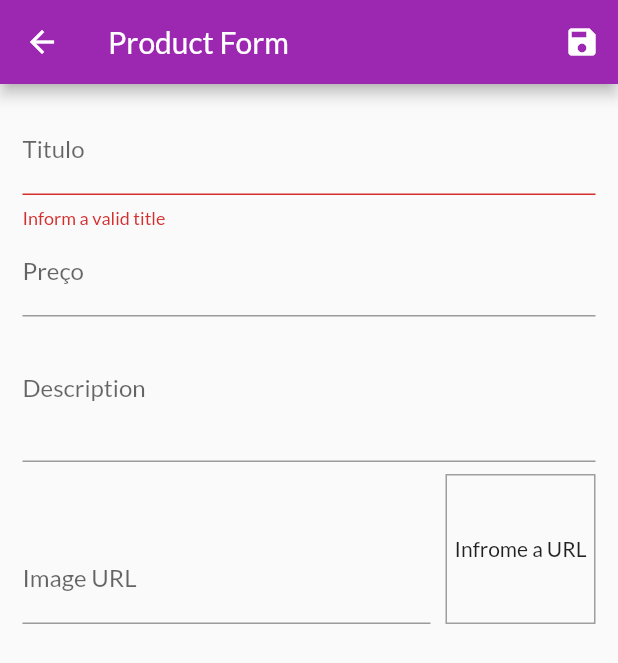
After one commit to CaioAugustoSO/MyShopApp, a Flutter app: the ProductsFormScreen screen opened by its route, after a tap on the "save" icon, on a phone screen of 412 x 824 dp. The commit adds this screen. Shown: the top 663 px of the screen. Run offline on Flutter 3.47's test engine with Material 2 defaults, Android fonts, the phone set to English and light mode, and no system bars; network calls fail.

Commit message:
added a feature that allow the user adding new products, without validations

```diff
--- a/lib/main.dart
+++ b/lib/main.dart
@@ -1,4 +1,6 @@
 import 'package:flutter/material.dart';
+import 'package:myshop/views/products_form_screen.dart';
+import 'package:myshop/views/products_screen.dart';
 import './providers/cart.dart';
 import './providers/orders.dart';
 import './providers/products.dart';
@@ -38,6 +40,8 @@ class MyApp extends StatelessWidget {
           AppRoutes.PRODUCT_DETAIl: (ctx) => ProductDetailScreen(),
           AppRoutes.CART: (ctx) => CartScreen(),
           AppRoutes.ORDERS: (ctx) => OrderScreen(),
+          AppRoutes.PRODUCTS: (ctx) => ProductsSreen(),
+          AppRoutes.PRODUCTSFORM: (ctx) => ProductsFormScreen(),
         },
         home: ProductsOverviewScreen(),
       ),
--- a/lib/providers/products.dart
+++ b/lib/providers/products.dart
@@ -10,6 +10,10 @@ class Products with ChangeNotifier {
 
   List<Product> get favoriteitems {
     return _items.where((prod) => prod.isFavorite).toList();
+  }
+
+  int get itemsCount {
+    return _items.length;
   }
 }
   // bool _showFavoriteonly = false;
--- a/lib/utils/app_routes.dart
+++ b/lib/utils/app_routes.dart
@@ -6,4 +6,8 @@ class AppRoutes {
   static const ORDERS = '/orders';
 
   static const HOME = '/';
+
+  static const PRODUCTS = '/products';
+
+  static const PRODUCTSFORM = '/productsform';
 }
--- /dev/null
+++ b/lib/views/products_form_screen.dart
@@ -0,0 +1,155 @@
+import 'dart:math';
+
+import 'package:flutter/material.dart';
+import 'package:myshop/providers/product.dart';
+
+class ProductsFormScreen extends StatefulWidget {
+  const ProductsFormScreen({super.key});
+
+  @override
+  State<ProductsFormScreen> createState() => _ProductsFormScreenState();
+}
+
+class _ProductsFormScreenState extends State<ProductsFormScreen> {
+  final _priceFocusNode = FocusNode();
+  final _descFocusNode = FocusNode();
+  final _imgUrlFocusNode = FocusNode();
+  final _imgUrlController = TextEditingController();
+  final _form = GlobalKey<FormState>();
+  final _formData = Map<String, Object>();
+
+  @override
+  void initState() {
+    // TODO: implement initState
+    _imgUrlFocusNode.addListener(() {});
+  }
+
+  void _updateimgURL() {
+    setState(() {});
+  }
+
+  @override
+  void dispose() {
+    // TODO: implement dispose
+    super.dispose();
+    _priceFocusNode.dispose();
+    _descFocusNode.dispose();
+    _imgUrlFocusNode.removeListener(() {});
+    _imgUrlFocusNode.dispose();
+  }
+
+  void _saveForm() {
+    var isvalid = _form.currentState!.validate();
+
+    if (!isvalid) {
+      return;
+    }
+    _form.currentState?.save();
+    final newProduct = Product(
+        id: Random().nextDouble().toString(),
+        title: _formData['title'] as String,
+        description: _formData['description'] as String,
+        price: _formData['price'] as double,
+        imgURL: _formData['imgURL'] as String);
+  }
+
+  Widget build(BuildContext context) {
+    return Scaffold(
+      appBar: AppBar(
+        title: Text('Product Form'),
+        actions: [
+          IconButton(
+              onPressed: () {
+                _saveForm();
+              },
+              icon: Icon(Icons.save))
+        ],
+      ),
+      body: Padding(
+        padding: const EdgeInsets.all(15.0),
+        child: Form(
+          key: _form,
+          child: ListView(
+            children: [
+              TextFormField(
+                decoration: InputDecoration(labelText: 'Titulo'),
+                textInputAction: TextInputAction.next,
+                onFieldSubmitted: (_) {
+                  FocusScope.of(context).requestFocus(_priceFocusNode);
+                },
+                onSaved: (value) => _formData['title'] = value as Object,
+                validator: (value) {
+                  if (value!.trim().isEmpty) {
+                    return 'Inform a valid title';
+                  }
+                  return null;
+                },
+              ),
+              TextFormField(
+                decoration: InputDecoration(labelText: 'Preço'),
+                textInputAction: TextInputAction.next,
+                focusNode: _priceFocusNode,
+                keyboardType: TextInputType.numberWithOptions(
+                  decimal: true,
+                ),
+                onFieldSubmitted: (_) {
+                  FocusScope.of(context).requestFocus(_descFocusNode);
+                },
+                onSaved: (value) => _formData['price'] = double.parse(value!),
+              ),
+              TextFormField(
+                decoration: InputDecoration(labelText: 'Description'),
+                maxLines: 3,
+                keyboardType: TextInputType.multiline,
+                onFieldSubmitted: (_) {
+                  FocusScope.of(context).requestFocus(_priceFocusNode);
+                },
+                focusNode: _descFocusNode,
+                onSaved: (value) => _formData['description'] = value as Object,
+              ),
+              Row(
+                crossAxisAlignment: CrossAxisAlignment.end,
+                children: [
+                  Expanded(
+                    child: TextFormField(
+                      decoration: InputDecoration(labelText: 'Image URL'),
+                      keyboardType: TextInputType.multiline,
+                      textInputAction: TextInputAction.done,
+                      focusNode: _imgUrlFocusNode,
+                      controller: _imgUrlController,
+                      onFieldSubmitted: (_) {
+                        _saveForm();
+                      },
+                      onSaved: (value) => _formData['imgURL'] = value as Object,
+                    ),
+                  ),
+                  Container(
+                    alignment: Alignment.center,
+                    height: 100,
+                    width: 100,
+                    margin: EdgeInsets.only(
+                      top: 8,
+                      left: 10,
+                    ),
+                    decoration: BoxDecoration(
+                      border: Border.all(color: Colors.grey, width: 1),
+                    ),
+                    child: _imgUrlController.text.isEmpty
+                        ? Text(
+                            'Infrome a URL',
+                            textAlign: TextAlign.center,
+                          )
+                        : FittedBox(
+                            child: Image.network(_imgUrlController.text),
+                            fit: BoxFit.cover,
+                          ),
+                  )
+                ],
+              ),
+            ],
+          ),
+        ),
+      ),
+    );
+  }
+}
--- a/lib/widgets/product_grid.dart
+++ b/lib/widgets/product_grid.dart
@@ -2,7 +2,7 @@ import 'package:flutter/material.dart';
 import 'package:myshop/providers/product.dart';
 import 'package:myshop/providers/products.dart';
 import 'package:provider/provider.dart';
-import '../widgets/product_item.dart';
+import 'product_grid_item.dart';
 
 class ProductGrid extends StatelessWidget {
   final bool showFavoriteOnly;
@@ -19,7 +19,7 @@ class ProductGrid extends StatelessWidget {
       itemCount: products.length,
       itemBuilder: (ctx, i) => ChangeNotifierProvider<Product>.value(
         value: products[i],
-        child: ProductItem(),
+        child: ProductGridItem(),
       ),
       gridDelegate: const SliverGridDelegateWithFixedCrossAxisCount(
         crossAxisCount: 2,
```
Also changed, not shown: lib/providers/cart.dart (+21 -0 lines), lib/views/products_screen.dart (added, +44 -0 lines), lib/widgets/app_drawer.dart (+8 -0 lines), lib/widgets/cart_item_widget.dart (+21 -0 lines), lib/widgets/product_grid_item.dart (added, +71 -0 lines), lib/widgets/product_item.dart (+24 -44 lines).
